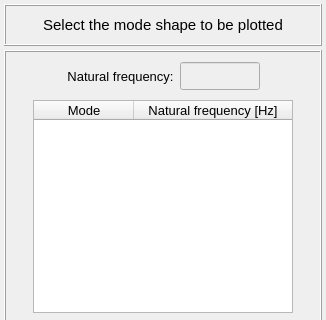
Old version of the form pulse/interface/data/ui_files/plots/results/acoustic/acoustic_mode_shape.ui in the repository open-pulse/OpenPulse; both pictures show x 0 to 326 and y 0 to 320 of the 326 by 499 pixel window.
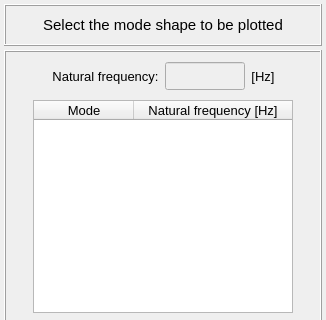
New version of the form.

Commit message: Change 'Frequency' to 'Natural frequency' in modal results widgets

Patch:
```diff
--- a/pulse/interface/data/ui_files/plots/results/acoustic/acoustic_mode_shape.ui
+++ b/pulse/interface/data/ui_files/plots/results/acoustic/acoustic_mode_shape.ui
@@ -492,6 +492,19 @@
          <property name="verticalSpacing">
           <number>0</number>
          </property>
+         <item row="0" column="4">
+          <spacer name="horizontalSpacer_4">
+           <property name="orientation">
+            <enum>Qt::Horizontal</enum>
+           </property>
+           <property name="sizeHint" stdset="0">
+            <size>
+             <width>40</width>
+             <height>20</height>
+            </size>
+           </property>
+          </spacer>
+         </item>
          <item row="0" column="1">
           <widget class="QLabel" name="label_4">
            <property name="minimumSize">
@@ -570,17 +583,34 @@
           </spacer>
          </item>
          <item row="0" column="3">
-          <spacer name="horizontalSpacer_4">
-           <property name="orientation">
-            <enum>Qt::Horizontal</enum>
+          <widget class="QLabel" name="label_5">
+           <property name="minimumSize">
+            <size>
+             <width>0</width>
+             <height>28</height>
+            </size>
            </property>
-           <property name="sizeHint" stdset="0">
+           <property name="maximumSize">
             <size>
-             <width>40</width>
-             <height>20</height>
+             <width>16777215</width>
+             <height>28</height>
             </size>
            </property>
-          </spacer>
+           <property name="font">
+            <font>
+             <family>MS Shell Dlg 2</family>
+             <pointsize>10</pointsize>
+             <weight>50</weight>
+             <bold>false</bold>
+            </font>
+           </property>
+           <property name="text">
+            <string>[Hz]</string>
+           </property>
+           <property name="alignment">
+            <set>Qt::AlignCenter</set>
+           </property>
+          </widget>
          </item>
         </layout>
        </widget>
```
The commit also changes 1 other file.
